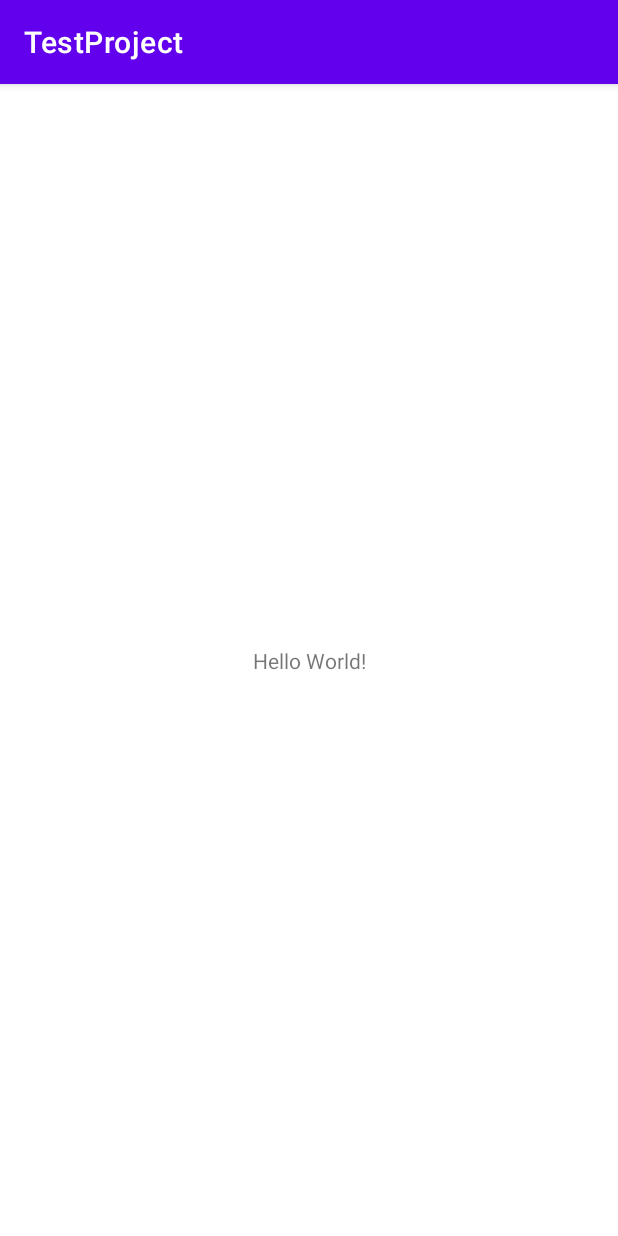
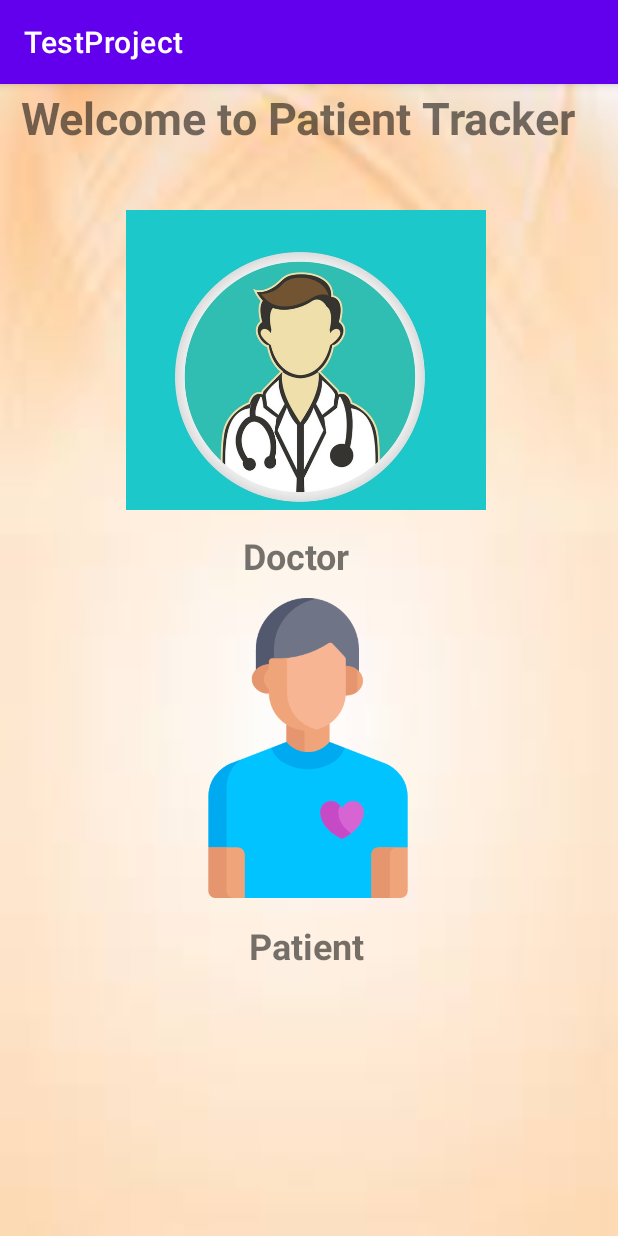
Before and after one commit to adityagaikwad-28/TestProject, an Android app: the screen it shows after launch (MainActivity), on a phone screen of 412 x 824 dp. Run offline under Robolectric (Android 15) with nearby library versions, the phone set to English and light mode, and no system bars; 1 statement that could not run was skipped.

Commit message:
Initial commit

```diff
--- a/app/src/main/java/com/testproject/MainActivity.java
+++ b/app/src/main/java/com/testproject/MainActivity.java
@@ -2,13 +2,31 @@ package com.testproject;
 
 import androidx.appcompat.app.AppCompatActivity;
 
+import android.content.Intent;
 import android.os.Bundle;
+import android.widget.ImageView;
+import android.widget.TextView;
+import android.view.Menu;
+import android.view.MenuItem;
+import android.view.View;
+import android.view.ViewGroup;
+
 
 public class MainActivity extends AppCompatActivity {
-
+    ImageView img,img1;
+    TextView tv1,tv2,tv3;
     @Override
     protected void onCreate(Bundle savedInstanceState) {
         super.onCreate(savedInstanceState);
         setContentView(R.layout.activity_main);
+        img=(ImageView) findViewById(R.id.img);
+        img1=(ImageView) findViewById(R.id.img1);
+        tv1=(TextView) findViewById(R.id.tv1);
+        tv2=(TextView) findViewById(R.id.tv2);
+        tv3=(TextView) findViewById(R.id.tv3);
+        img.setOnClickListener(View v){
+            Intent inl=new Intent(MainActivity.this,);
+        }
+
     }
 }
--- a/app/src/main/res/layout/activity_main.xml
+++ b/app/src/main/res/layout/activity_main.xml
@@ -1,18 +1,90 @@
 <?xml version="1.0" encoding="utf-8"?>
-<androidx.constraintlayout.widget.ConstraintLayout xmlns:android="http://schemas.android.com/apk/res/android"
+<AbsoluteLayout xmlns:android="http://schemas.android.com/apk/res/android"
     xmlns:app="http://schemas.android.com/apk/res-auto"
     xmlns:tools="http://schemas.android.com/tools"
     android:layout_width="match_parent"
     android:layout_height="match_parent"
+    android:background="@drawable/download"
+    android:orientation="vertical"
     tools:context=".MainActivity">
 
     <TextView
+        android:id="@+id/tv1"
+        android:layout_width="386dp"
+        android:layout_height="wrap_content"
+        android:layout_marginStart="53dp"
+        android:layout_marginLeft="53dp"
+        android:layout_marginTop="32dp"
+        android:layout_marginEnd="36dp"
+        android:layout_marginRight="36dp"
+        android:layout_marginBottom="651dp"
+        android:layout_x="14dp"
+        android:layout_y="2dp"
+        android:text="Welcome to Patient Tracker"
+        android:textSize="30sp"
+        android:textStyle="bold"
+        tools:ignore="Hardcodedtext">
+
+    </TextView>
+
+    <ImageView
+        android:id="@+id/img"
+        android:layout_width="match_parent"
+        android:layout_height="200dp"
+        android:layout_marginStart="104dp"
+        android:layout_marginLeft="104dp"
+        android:layout_marginEnd="102dp"
+        android:layout_marginRight="102dp"
+        android:layout_marginBottom="377dp"
+        android:layout_x="-2dp"
+        android:layout_y="84dp"
+        app:srcCompat="@drawable/doctor" />
+
+    <ImageView
+        android:id="@+id/img1"
+        android:layout_width="match_parent"
+        android:layout_height="200dp"
+        android:layout_marginStart="103dp"
+        android:layout_marginLeft="103dp"
+        android:layout_marginEnd="108dp"
+        android:layout_marginRight="108dp"
+        android:layout_marginBottom="161dp"
+        android:layout_x="-1dp"
+        android:layout_y="343dp"
+        app:srcCompat="@drawable/patient" />
+
+    <TextView
+        android:id="@+id/tv2"
+        android:layout_width="75dp"
+        android:layout_height="wrap_content"
+        android:layout_gravity="center"
+        android:layout_marginStart="176dp"
+        android:layout_marginLeft="176dp"
+        android:layout_marginEnd="160dp"
+        android:layout_marginRight="160dp"
+        android:layout_marginBottom="343dp"
+        android:layout_x="162dp"
+        android:layout_y="298dp"
+        android:text="Doctor"
+        android:textSize="24sp"
+        android:textStyle="bold"
+        tools:ignore="Hardcodedtext" />
+
+    <TextView
+        android:id="@+id/tv3"
         android:layout_width="wrap_content"
         android:layout_height="wrap_content"
-        android:text="Hello World!"
-        app:layout_constraintBottom_toBottomOf="parent"
-        app:layout_constraintLeft_toLeftOf="parent"
-        app:layout_constraintRight_toRightOf="parent"
-        app:layout_constraintTop_toTopOf="parent" />
+        android:layout_marginStart="178dp"
+        android:layout_marginLeft="178dp"
+        android:layout_marginEnd="155dp"
+        android:layout_marginRight="155dp"
+        android:layout_marginBottom="126dp"
+        android:layout_x="166dp"
+        android:layout_y="558dp"
+        android:text="Patient"
+        android:textSize="24sp"
+        android:textStyle="bold"
+        tools:ignore="Hardcodedtext" />
 
-</androidx.constraintlayout.widget.ConstraintLayout>
+
+</AbsoluteLayout>
--- /dev/null
+++ b/app/src/main/res/layout/doctor.xml
@@ -0,0 +1,6 @@
+<?xml version="1.0" encoding="utf-8"?>
+<LinearLayout xmlns:android="http://schemas.android.com/apk/res/android"
+    android:layout_width="match_parent"
+    android:layout_height="match_parent">
+
+</LinearLayout>
```
Also changed, not shown: app/src/main/res/drawable/doctor.jpg (added), app/src/main/res/drawable/download.jpeg (added), app/src/main/res/drawable/patient.png (added).
